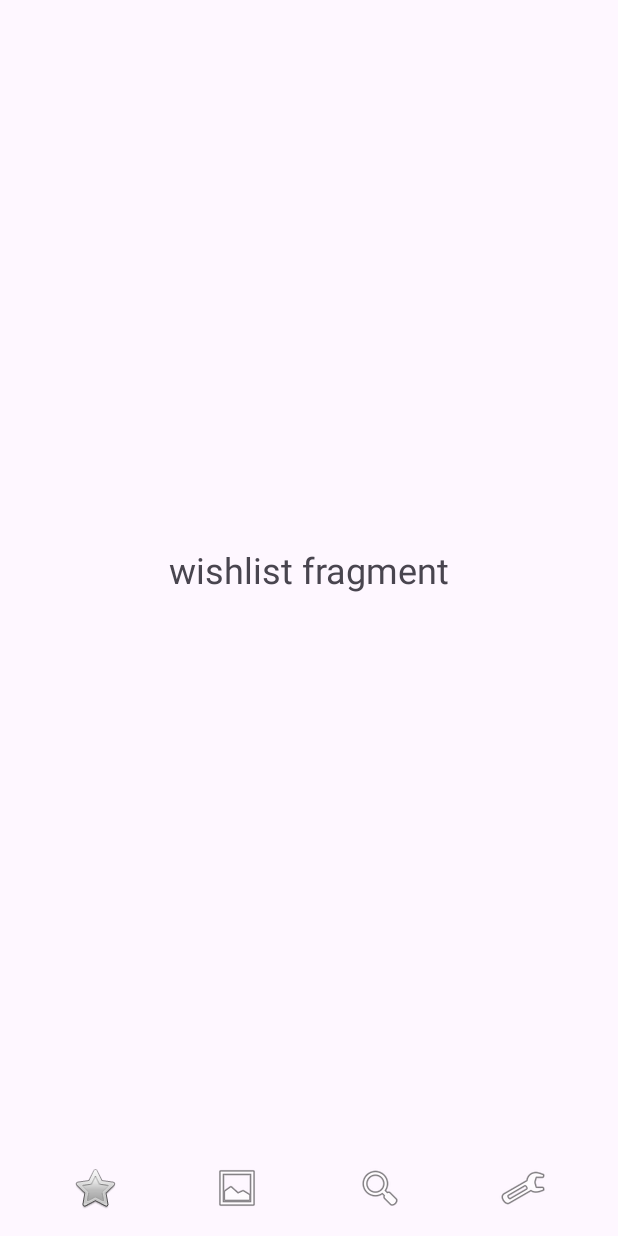
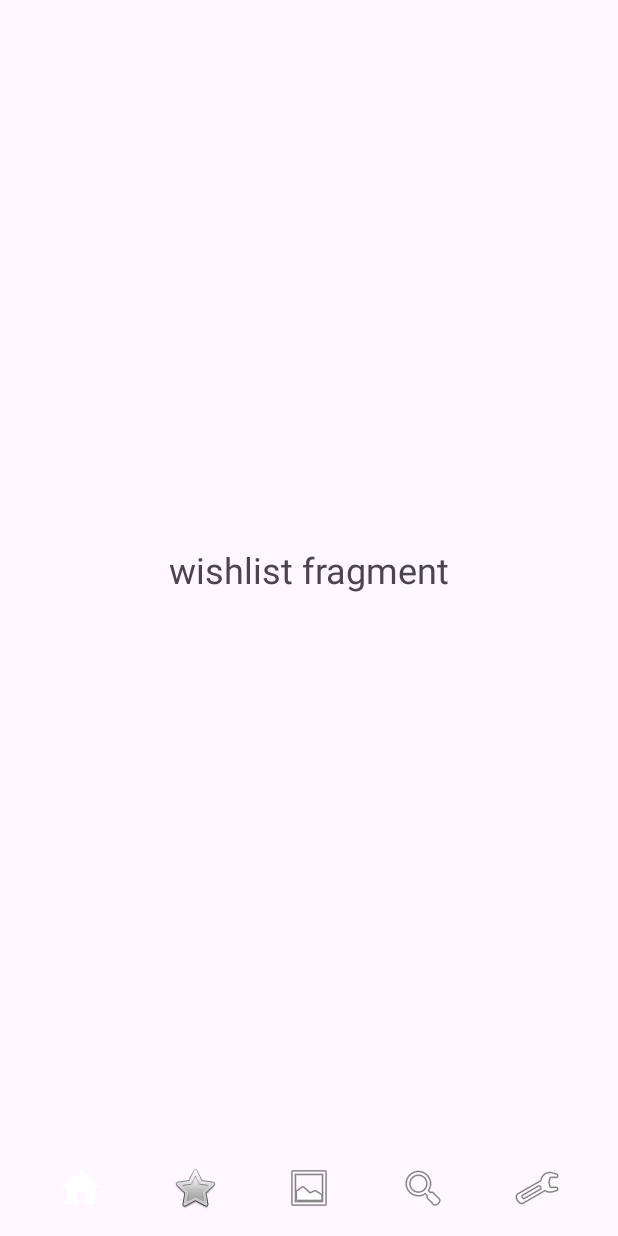
Before and after one commit to ujjawalTHEBATMAN/CTOnlineBookstore2, an Android app: the screen it shows after launch (MainActivity), after a tap on "Wishlist", on a phone screen of 412 x 824 dp. Run offline under Robolectric (Android 15) with nearby library versions, the phone set to English and light mode, and no system bars.

Commit message:
update the mainActivity and also add homeactivity as an default fragment

```diff
--- a/app/src/main/java/com/example/ctonlinebookstore/MainActivity.java
+++ b/app/src/main/java/com/example/ctonlinebookstore/MainActivity.java
@@ -14,7 +14,7 @@ import androidx.fragment.app.FragmentManager;
 import androidx.fragment.app.FragmentTransaction;
 
 public class MainActivity extends AppCompatActivity implements View.OnClickListener {
-    private ImageButton wishlistBtn, cartBtn, searchBtn, settingsBtn;
+    private ImageButton homeBtn, wishlistBtn, cartBtn, searchBtn, settingsBtn;
 
     @Override
     protected void onCreate(Bundle savedInstanceState) {
@@ -23,12 +23,14 @@ public class MainActivity extends AppCompatActivity implements View.OnClickListe
         setContentView(R.layout.activity_main);
 
         // buttons init process
+        homeBtn = findViewById(R.id.homeButton);
         wishlistBtn = findViewById(R.id.wishlistButton);
         cartBtn = findViewById(R.id.cartButton);
         searchBtn = findViewById(R.id.searchButton);
         settingsBtn = findViewById(R.id.settingsButton);
 
         // button click event
+        homeBtn.setOnClickListener(this);
         wishlistBtn.setOnClickListener(this);
         cartBtn.setOnClickListener(this);
         searchBtn.setOnClickListener(this);
@@ -41,7 +43,7 @@ public class MainActivity extends AppCompatActivity implements View.OnClickListe
         });
 
         // load default fragment process
-        loadFragment(new SettingsFragment());
+        loadFragment(new HomeFragment());
     }
 
     @Override
@@ -49,7 +51,9 @@ public class MainActivity extends AppCompatActivity implements View.OnClickListe
         int id = view.getId();
 
         try {
-            if (id == R.id.wishlistButton) {
+            if (id == R.id.homeButton) {
+                loadFragment(new HomeFragment());
+            } else if (id == R.id.wishlistButton) {
                 loadFragment(new WishlistFragment());
             } else if (id == R.id.cartButton) {
                 loadFragment(new CartFragment());
--- /dev/null
+++ b/app/src/main/res/drawable/ic_home.xml
@@ -0,0 +1,10 @@
+
+<vector xmlns:android="http://schemas.android.com/apk/res/android"
+    android:width="32dp"
+    android:height="32dp"
+    android:viewportWidth="24.0"
+    android:viewportHeight="24.0">
+    <path
+        android:fillColor="#FFFFFFFF"
+        android:pathData="M10,20v-6h4v6h5v-8h3L12,3 2,12h3v8z"/>
+</vector>
--- a/app/src/main/res/layout/activity_main.xml
+++ b/app/src/main/res/layout/activity_main.xml
@@ -21,6 +21,15 @@
         android:orientation="horizontal"
         android:padding="16dp"
         app:layout_constraintBottom_toBottomOf="parent">
+
+        <ImageButton
+            android:id="@+id/homeButton"
+            android:layout_width="0dp"
+            android:layout_height="wrap_content"
+            android:layout_weight="1"
+            android:background="?attr/selectableItemBackground"
+            android:contentDescription="Home"
+            android:src="@drawable/ic_home" />
 
         <ImageButton
             android:id="@+id/wishlistButton"
```
